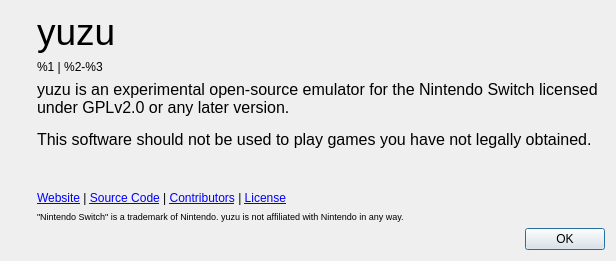
Before: the Qt Designer form src/yuzu/aboutdialog.ui in rorrim-rorrim/eden-alt, drawn with Qt 5.
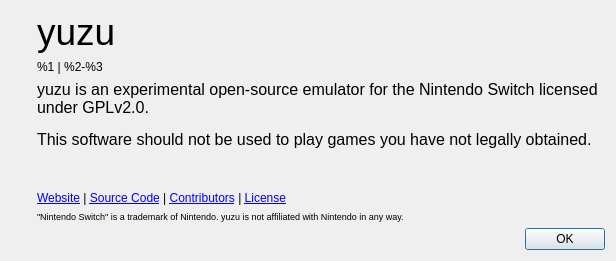
After: the same form once the commit is applied. Icons and pictures are not drawn.

Commit message:
qt: Update about dialog to show license for GPLv2 only.
Fixes #6.

```diff
--- a/src/yuzu/aboutdialog.ui
+++ b/src/yuzu/aboutdialog.ui
@@ -87,7 +87,7 @@
 &lt;html&gt;&lt;head&gt;&lt;meta name=&quot;qrichtext&quot; content=&quot;1&quot; /&gt;&lt;style type=&quot;text/css&quot;&gt;
 p, li { white-space: pre-wrap; }
 &lt;/style&gt;&lt;/head&gt;&lt;body style=&quot; font-family:'Ubuntu'; font-size:11pt; font-weight:400; font-style:normal;&quot;&gt;
-&lt;p style=&quot; margin-top:0px; margin-bottom:0px; margin-left:0px; margin-right:0px; -qt-block-indent:0; text-indent:0px;&quot;&gt;&lt;span style=&quot; font-family:'MS Shell Dlg 2'; font-size:12pt;&quot;&gt;yuzu is an experimental open-source emulator for the Nintendo Switch licensed under GPLv2.0 or any later version.&lt;/span&gt;&lt;/p&gt;
+&lt;p style=&quot; margin-top:0px; margin-bottom:0px; margin-left:0px; margin-right:0px; -qt-block-indent:0; text-indent:0px;&quot;&gt;&lt;span style=&quot; font-family:'MS Shell Dlg 2'; font-size:12pt;&quot;&gt;yuzu is an experimental open-source emulator for the Nintendo Switch licensed under GPLv2.0.&lt;/span&gt;&lt;/p&gt;
 &lt;p style=&quot;-qt-paragraph-type:empty; margin-top:0px; margin-bottom:0px; margin-left:0px; margin-right:0px; -qt-block-indent:0; text-indent:0px; font-family:'MS Shell Dlg 2'; font-size:8pt;&quot;&gt;&lt;br /&gt;&lt;/p&gt;
 &lt;p style=&quot; margin-top:0px; margin-bottom:0px; margin-left:0px; margin-right:0px; -qt-block-indent:0; text-indent:0px;&quot;&gt;&lt;span style=&quot; font-family:'MS Shell Dlg 2'; font-size:12pt;&quot;&gt;This software should not be used to play games you have not legally obtained.&lt;/span&gt;&lt;/p&gt;&lt;/body&gt;&lt;/html&gt;</string>
          </property>
```
